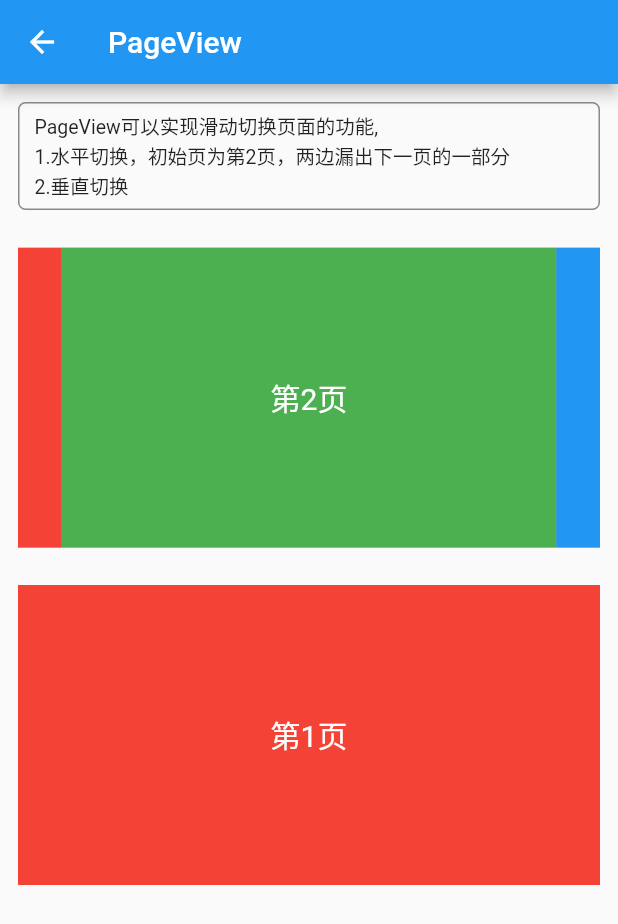
After one commit to shusheng007/flutter_app_learn, a Flutter app: the PageViewPage screen opened by its route, on a phone screen of 412 x 824 dp. The commit adds this screen. Shown: the top 924 px of the screen. Run offline on Flutter 3.47's test engine with Material 2 defaults, Android fonts, the phone set to English and light mode, and no system bars.

```diff
--- a/lib/main.dart
+++ b/lib/main.dart
@@ -1,14 +1,18 @@
 import 'package:flutter/material.dart';
 import 'package:flutter_app_learn/models/route_item.dart';
 import 'package:flutter_app_learn/ui/expanded.dart';
+import 'package:flutter_app_learn/ui/future_builder.dart';
 import 'package:flutter_app_learn/ui/opacity.dart';
+import 'package:flutter_app_learn/ui/pageview.dart';
 import 'package:flutter_app_learn/ui/safe_area.dart';
 import 'package:flutter_app_learn/ui/wrap.dart';
 
-const String ROUTE_SAFE_AREA='safe-area-route';
+const String ROUTE_SAFE_AREA='safeArea-route';
 const String ROUTE_EXPANDED='expanded-route';
 const String ROUTE_WRAP='wrap-route';
-const String ROUTE_OPACITY='opacity';
+const String ROUTE_OPACITY='opacity-route';
+const String ROUTE_FUTURE_BUILDER='futureBuilder-route';
+const String ROUTE_PAGE_VIEW='pageView-route';
 
 void main() {
   runApp(MyApp());
@@ -36,6 +40,10 @@ class MyApp extends StatelessWidget {
             return MaterialPageRoute(builder: (context)=>WrapPage());
          case ROUTE_OPACITY:
             return MaterialPageRoute(builder: (context)=>OpacityPage());
+         case ROUTE_FUTURE_BUILDER:
+            return MaterialPageRoute(builder: (context)=>FutureBuilderPage());
+          case ROUTE_PAGE_VIEW:
+            return MaterialPageRoute(builder: (context)=>PageViewPage());
           default:
             return MaterialPageRoute(builder: (context) => HomePage());
         }
@@ -50,6 +58,8 @@ class HomePage extends StatelessWidget {
     RouteItem(ROUTE_EXPANDED, 'Expanded'),
     RouteItem(ROUTE_WRAP, 'Wrap'),
     RouteItem(ROUTE_OPACITY, 'Opacity'),
+    RouteItem(ROUTE_FUTURE_BUILDER, 'FutureBuilder'),
+    RouteItem(ROUTE_PAGE_VIEW, 'PageView'),
   ];
 
   @override
--- a/lib/ui/common/common.dart
+++ b/lib/ui/common/common.dart
@@ -1,3 +1,19 @@
 import 'package:flutter/material.dart';
 
-const TextStyle desTextStyle = TextStyle(fontSize: 15, height: 1.5);
+const TextStyle desTextStyle = TextStyle(fontSize: 13, height: 1.5);
+
+Widget buildDescriptionWidget(String des){
+ return Container(
+    padding: EdgeInsets.fromLTRB(10, 5, 10, 5),
+    width: double.infinity,
+    decoration: BoxDecoration(
+      border: Border.all(
+        color: Colors.black45,
+      ),
+      borderRadius: BorderRadius.all(Radius.circular(5.0)),
+    ),
+    child: Text(des,
+      style: desTextStyle,
+    ),
+  );
+}
--- a/lib/ui/opacity.dart
+++ b/lib/ui/opacity.dart
@@ -45,7 +45,7 @@ class _OpacityPageState extends State<OpacityPage> {
             height: 30,
           ),
           Row(
-            mainAxisAlignment: MainAxisAlignment.spaceEvenly,
+            mainAxisAlignment: MainAxisAlignment.spaceAround,
             children: [
               Container(
                 width: 80,
--- /dev/null
+++ b/lib/ui/pageview.dart
@@ -0,0 +1,86 @@
+import 'package:flutter/material.dart';
+import 'package:flutter_app_learn/ui/common/common.dart';
+
+class PageViewPage extends StatefulWidget {
+  @override
+  _PageViewPageState createState() => _PageViewPageState();
+}
+
+class _PageViewPageState extends State<PageViewPage> {
+  PageController _horizontalPageController;
+  PageController _verticalPageController;
+
+  final List<Color> colors= <Color>[Colors.red,Colors.green,Colors.blue];
+
+  @override
+  void initState() {
+    super.initState();
+    _horizontalPageController = PageController(
+      initialPage: 1,
+      viewportFraction: 0.85
+    );
+    _verticalPageController=PageController();
+  }
+
+  @override
+  void dispose() {
+    super.dispose();
+    _horizontalPageController.dispose();
+    _verticalPageController.dispose();
+  }
+
+  @override
+  Widget build(BuildContext context) {
+    return Scaffold(
+      appBar: AppBar(
+        title: Text('PageView'),
+      ),
+      body: Padding(
+        padding: EdgeInsets.all(12),
+        child: Column(
+          children: [
+            buildDescriptionWidget('PageView可以实现滑动切换页面的功能,\n1.水平切换，初始页为第2页，两边漏出下一页的一部分\n2.垂直切换'),
+            Container(
+              margin: EdgeInsets.only(top: 25),
+              width: double.infinity,
+              height: 200,
+              color: Colors.grey,
+              child: PageView(
+                scrollDirection: Axis.horizontal,
+                controller: _horizontalPageController,
+                children: [
+                  _buildPageView(1),
+                  _buildPageView(2),
+                  _buildPageView(3),
+                ],
+              ),
+            ),
+            Container(
+              margin: EdgeInsets.only(top: 25),
+              width: double.infinity,
+              height: 200,
+              color: Colors.grey,
+              child: PageView(
+                scrollDirection: Axis.vertical,
+                controller: _verticalPageController,
+                children: [
+                  _buildPageView(1),
+                  _buildPageView(2),
+                  _buildPageView(3),
+                ],
+              ),
+            ),
+          ],
+        ),
+      ),
+    );
+  }
+
+  Widget _buildPageView(int number){
+    return Container(
+      color: colors[number-1],
+      alignment: Alignment.center,
+      child: Text('第$number页',style: TextStyle(color: Colors.white,fontSize: 20),),
+    );
+  }
+}
--- a/lib/ui/wrap.dart
+++ b/lib/ui/wrap.dart
@@ -21,7 +21,8 @@ class WrapPage extends StatelessWidget {
                 borderRadius: BorderRadius.all(Radius.circular(5.0)),
               ),
               child: Text(
-                'Wrap 可以简单理解为可换行的row或者column。如果我们向一个宽度固定的row添加很多控件，后面的控件就有可能溢出，但如果使用wrap却可以自动换行',
+                'Wrap 可以理解为可换行的row或者column。如果我们向一个宽度固定的row添加很多控件则会溢出，但使用wrap却可以自动换行\n'+
+                    '1. 横向换行\n 2. 纵向换列',
                 style: TextStyle(fontSize: 15, height: 1.5),
               ),
 
```
Also changed, not shown: lib/ui/future_builder.dart (added, +67 -0 lines).
